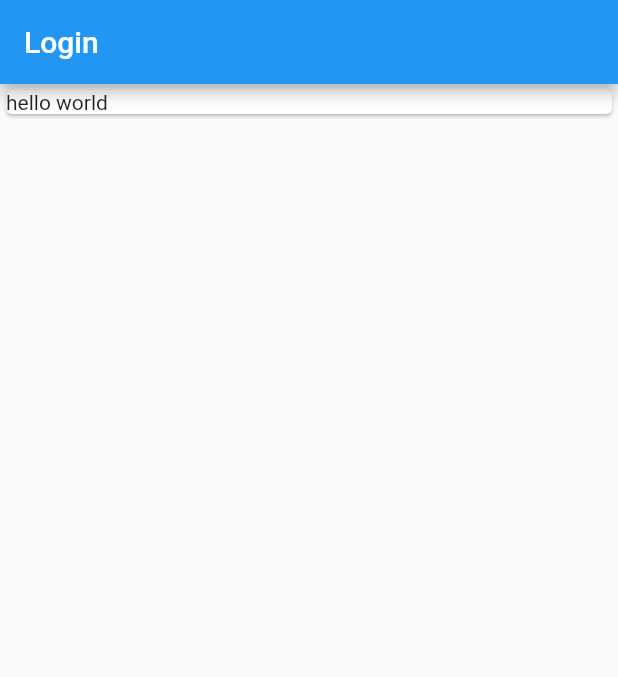
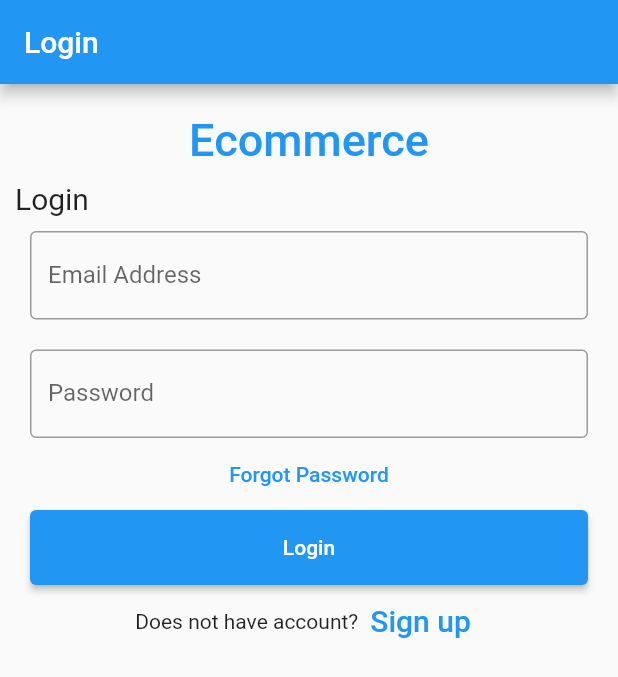
Before and after one commit to binoysarker/flutter3, a Flutter app: the screen it shows after launch, on a phone screen of 412 x 824 dp. Shown: the top 677 px of the screen. Run offline on Flutter 3.47's test engine with Material 2 defaults, Android fonts, the light colour scheme and no system bars; our stand-ins replace firebase_auth, firebase_core; accounts and stored records are empty.

Commit message:
user login an sign up is working

```diff
--- a/lib/pages/login_page.dart
+++ b/lib/pages/login_page.dart
@@ -1,34 +1,140 @@
+import 'package:ecommerce_app/services/util_service.dart';
 import 'package:firebase_auth/firebase_auth.dart';
 import 'package:flutter/material.dart';
 
 class LoginPage extends StatefulWidget {
   const LoginPage({Key? key}) : super(key: key);
 
-
   @override
   State<LoginPage> createState() => _LoginPageState();
 }
 
 class _LoginPageState extends State<LoginPage> {
+  TextEditingController emailController = TextEditingController();
+  TextEditingController passwordController = TextEditingController();
+  bool _showSignIn = true;
+
+  Future userSignIn(
+      {String email = '',
+      String password = '',
+      required BuildContext context}) async {
+    late UserCredential res;
+    try {
+      if (_showSignIn) {
+        res = await FirebaseAuth.instance
+            .signInWithEmailAndPassword(email: email, password: password);
+      } else {
+        res = await FirebaseAuth.instance
+            .createUserWithEmailAndPassword(email: email, password: password);
+      }
+      print('response $res');
+    } catch (error) {
+      print(error);
+      UtilService.showMyDialog(
+          context: context, message: 'credentials does not match');
+    }
+  }
 
   @override
   void initState() {
     super.initState();
     print('current user ${FirebaseAuth.instance.currentUser}');
   }
+
   @override
   Widget build(BuildContext context) {
     return Scaffold(
       appBar: AppBar(
-        title: Text('Login'),
+        title: Text('${_showSignIn ? 'Login' : 'Sign up'}'),
       ),
-      body: Container(
-        child: Card(
-          child: Row(
-            children: [Text('hello world')],
-          ),
-        ),
-      ),
+      body: Padding(
+          padding: const EdgeInsets.all(10),
+          child: ListView(
+            children: <Widget>[
+              Container(
+                  alignment: Alignment.center,
+                  padding: const EdgeInsets.all(10),
+                  child: const Text(
+                    'Ecommerce',
+                    style: TextStyle(
+                        color: Colors.blue,
+                        fontWeight: FontWeight.w500,
+                        fontSize: 30),
+                  )),
+              Text(
+                _showSignIn ? 'Login' : 'Sign up',
+                style: const TextStyle(fontSize: 20),
+              ),
+              Container(
+                padding: const EdgeInsets.all(10),
+                child: TextField(
+                  controller: emailController,
+                  decoration: const InputDecoration(
+                    border: OutlineInputBorder(),
+                    labelText: 'Email Address',
+                  ),
+                ),
+              ),
+              Container(
+                padding: const EdgeInsets.fromLTRB(10, 10, 10, 0),
+                child: TextField(
+                  obscureText: true,
+                  controller: passwordController,
+                  decoration: const InputDecoration(
+                    border: OutlineInputBorder(),
+                    labelText: 'Password',
+                  ),
+                ),
+              ),
+              TextButton(
+                onPressed: () {
+                  //forgot password screen
+                },
+                child: const Text(
+                  'Forgot Password',
+                ),
+              ),
+              Container(
+                  height: 50,
+                  padding: const EdgeInsets.fromLTRB(10, 0, 10, 0),
+                  child: ElevatedButton(
+                    child: Text(_showSignIn ? 'Login' : 'Sign up'),
+                    onPressed: () {
+                      if (emailController.text.isEmpty ||
+                          passwordController.text.isEmpty) {
+                        UtilService.createSnakeBar(
+                            text: 'Fill up the form', context: context);
+                      } else {
+                        print('name: ${emailController.text}');
+                        print('password: ${passwordController.text}');
+
+                        userSignIn(
+                            context: context,
+                            email: emailController.text,
+                            password: passwordController.text);
+                      }
+                    },
+                  )),
+              Row(
+                mainAxisAlignment: MainAxisAlignment.center,
+                children: <Widget>[
+                  const Text('Does not have account?'),
+                  TextButton(
+                    child: Text(
+                      _showSignIn ? 'Sign up' : 'Login',
+                      style: const TextStyle(fontSize: 20),
+                    ),
+                    onPressed: () {
+                      //signup screen
+                      setState(() {
+                        _showSignIn = !_showSignIn;
+                      });
+                    },
+                  )
+                ],
+              ),
+            ],
+          )),
     );
   }
 }
```
Also changed, not shown: lib/services/auth_service.dart (+8 -0 lines), lib/services/util_service.dart (added, +34 -0 lines).
